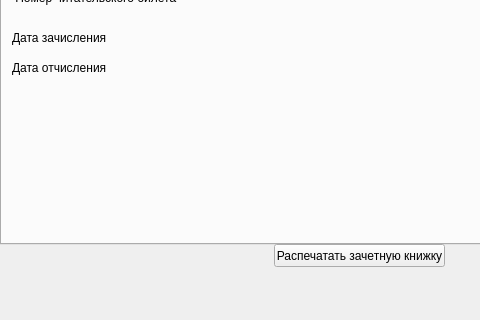
First picture: the form in stud_card.ui, repository BagrKonstantin/nti_contest_alfa, before the edit; both pictures show x 0 to 480 and y 286 to 606 of the 826 by 606 pixel window.
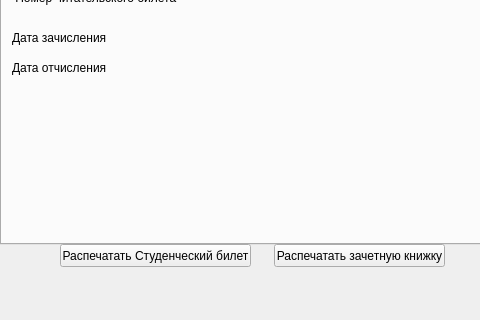
Second picture: the form after the edit.

```diff
--- a/stud_card.ui
+++ b/stud_card.ui
@@ -733,6 +733,19 @@
      <string>Распечатать зачетную книжку</string>
     </property>
    </widget>
+   <widget class="QPushButton" name="pushButton_4">
+    <property name="geometry">
+     <rect>
+      <x>60</x>
+      <y>530</y>
+      <width>191</width>
+      <height>23</height>
+     </rect>
+    </property>
+    <property name="text">
+     <string>Распечатать Студенческий билет</string>
+    </property>
+   </widget>
   </widget>
   <widget class="QMenuBar" name="menubar">
    <property name="geometry">
```
